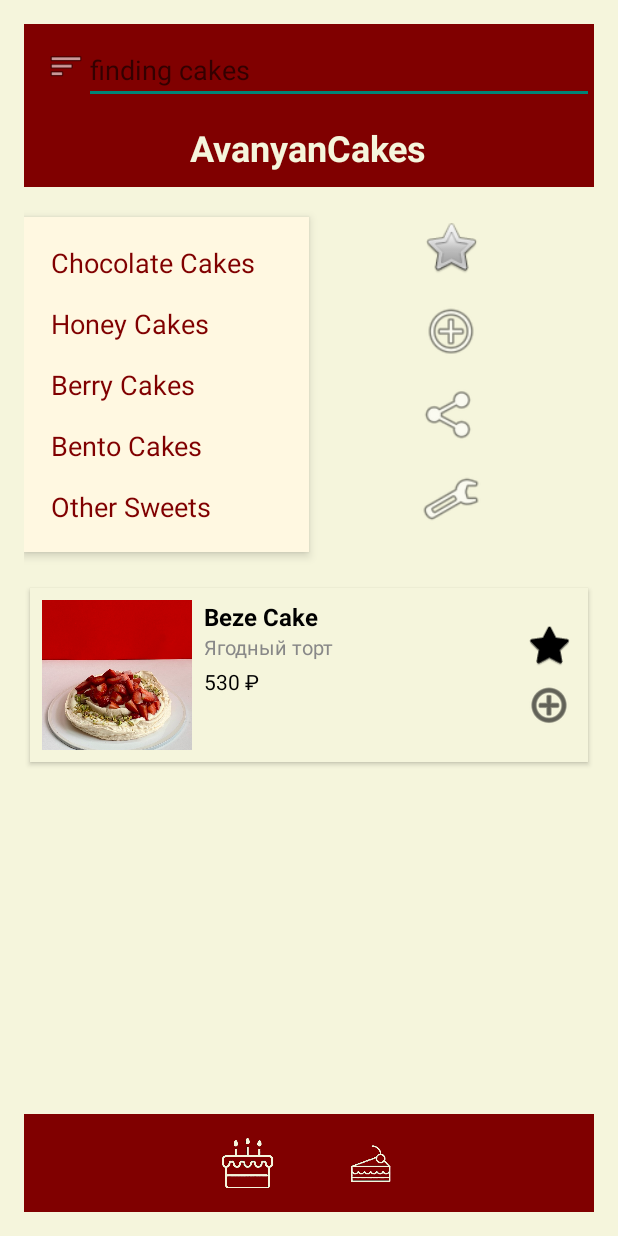
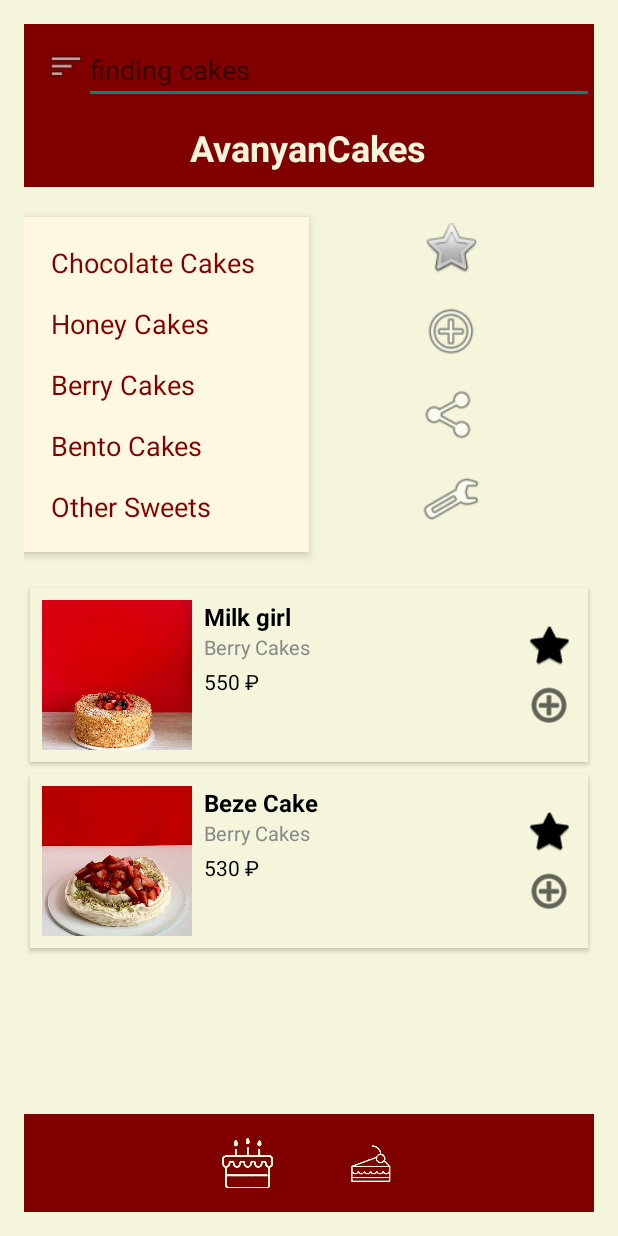
Before and after one commit to Griart135/CakesProject, an Android app: the screen it shows after launch (MainActivity), after a tap on "Berry Cakes", on a phone screen of 412 x 824 dp. Run offline under Robolectric (Android 15) with nearby library versions, the phone set to English and light mode, and no system bars; our stand-ins replace Firebase (no records; nobody signed in at launch, a user with empty details on screens opened directly); 2 other taps on this screen came first.

Commit message:
Tried to add orders history, more cakes, fixed filtering & login step 4

```diff
--- a/app/src/main/AndroidManifest.xml
+++ b/app/src/main/AndroidManifest.xml
@@ -3,7 +3,6 @@
     xmlns:tools="http://schemas.android.com/tools">
 
     <uses-permission android:name="android.permission.INTERNET" />
-
 
     <application
         android:allowBackup="true"
@@ -27,6 +26,8 @@
                 <category android:name="android.intent.category.LAUNCHER" />
             </intent-filter>
         </activity>
+
+
         <activity android:name=".CustomActivity" android:exported="true"></activity>
         <activity android:name=".CakeDetalsActivity"/>
         <activity android:name=".OrderActivity"/>
@@ -36,5 +37,6 @@
         <activity android:name=".ProfileActivity"/>
         <activity android:name=".LoginActivity"/>
         <activity android:name=".SignupActivity"/>
+        <activity android:name=".OrdersHistoryActivity"/>
     </application>
 </manifest>
--- a/app/src/main/java/com/example/afinal/MainActivity.java
+++ b/app/src/main/java/com/example/afinal/MainActivity.java
@@ -134,17 +134,33 @@ public class MainActivity extends AppCompatActivity {
     }
 
     private void setupProductList() {
-        allProducts.add(new Product("Chocolate Cake", R.drawable.choco_straw1, "Шоколадный торт", 500,
+        allProducts.add(new Product("Chocolate Cake", R.drawable.choco_straw1, "Chocolate Cakes", 500,
                 new String[]{"Шоколад", "Какао", "Сливки"}));
-        allProducts.add(new Product("Milk girl", R.drawable.milk_girl, "Клубничный торт", 550,
+        allProducts.add(new Product("Milk girl", R.drawable.milk_girl, "Berry Cakes", 550,
                 new String[]{"Клубника", "Сахар", "Творожный сыр"}));
-        allProducts.add(new Product("Cheesecake", R.drawable.cheesecake, "Банановый торт", 520,
+        allProducts.add(new Product("Cheesecake", R.drawable.cheesecake, "Other Cakes", 520,
                 new String[]{"Банан", "Шоколад", "Крем"}));
-        allProducts.add(new Product("Nostalgy", R.drawable.nostalgy, "Ванильный торт", 480,
+        allProducts.add(new Product("Nostalgy", R.drawable.nostalgy, "Chocolate Cakes", 480,
                 new String[]{"Ваниль", "Мука", "Масло"}));
-        allProducts.add(new Product("Beze Cake", R.drawable.beze, "Ягодный торт", 530,
+        allProducts.add(new Product("Beze Cake", R.drawable.beze, "Berry Cakes", 530,
                 new String[]{"Ягоды", "Мука", "Крем"}));
-        allProducts.add(new Product("Birthday Cake", R.drawable.birthday_cake, "Карамельный торт", 510,
+        allProducts.add(new Product("Birthday Cake", R.drawable.birthday_cake, "Caramel Cakes", 510,
+                new String[]{"Карамель", "Мука", "Крем"}));
+        allProducts.add(new Product("Nostalgy", R.drawable.tart_nut, "Other Sweets", 480,
+                new String[]{"Ваниль", "Мука", "Масло"}));
+        allProducts.add(new Product("Beze Cake", R.drawable.tart_trad, "Other Sweets", 530,
+                new String[]{"Ягоды", "Мука", "Крем"}));
+        allProducts.add(new Product("Birthday Cake", R.drawable.tart_wheart, "Other Sweets", 510,
+                new String[]{"Карамель", "Мука", "Крем"}));
+        allProducts.add(new Product("Birthday Cake", R.drawable.pakhlava, "Other Sweets", 510,
+                new String[]{"Карамель", "Мука", "Крем"}));
+        allProducts.add(new Product("Beze Cake", R.drawable.nut_cookie, "Other Sweets", 530,
+                new String[]{"Ягоды", "Мука", "Крем"}));
+        allProducts.add(new Product("Birthday Cake", R.drawable.cookie, "Other Sweets", 510,
+                new String[]{"Карамель", "Мука", "Крем"}));
+        allProducts.add(new Product("Birthday Cake", R.drawable.cookie_heart, "Other Sweets", 510,
+                new String[]{"Карамель", "Мука", "Крем"}));
+        allProducts.add(new Product("Birthday Cake", R.drawable.eclair_nt, "Other Sweets", 510,
                 new String[]{"Карамель", "Мука", "Крем"}));
     }
 
@@ -179,11 +195,11 @@ public class MainActivity extends AppCompatActivity {
         List<Product> filtered = allProducts.stream()
                 .filter(p -> {
                     switch (category) {
-                        case "Chocolate Cakes": return p.getDescription().contains("Шоколадный");
-                        case "Honey Cakes": return p.getDescription().contains("Медовый");
-                        case "Berry Cakes": return p.getDescription().contains("Ягодный");
-                        case "Bento Cakes": return p.getDescription().contains("Карамельный");
-                        case "Other Sweets": return p.getDescription().contains("Ванильный");
+                        case "Chocolate Cakes": return p.getDescription().contains("Chocolate Cakes");
+                        case "Honey Cakes": return p.getDescription().contains("Honey Cakes");
+                        case "Berry Cakes": return p.getDescription().contains("Berry Cakes");
+                        case "Bento Cakes": return p.getDescription().contains("Bento Cakes");
+                        case "Other Sweets": return p.getDescription().contains("Other Sweets");
                         default: return true;
                     }
                 })
--- a/app/src/main/java/com/example/afinal/OrderActivity.java
+++ b/app/src/main/java/com/example/afinal/OrderActivity.java
@@ -30,6 +30,7 @@ public class OrderActivity extends AppCompatActivity {
     private Button orderSlicesButton, clearSelectionButton, confirmButton;
     private FirebaseAuth auth;
     private EditText addressInput;
+
 
     @SuppressLint("MissingInflatedId")
     @Override
--- a/app/src/main/java/com/example/afinal/ProfileActivity.java
+++ b/app/src/main/java/com/example/afinal/ProfileActivity.java
@@ -19,7 +19,12 @@ public class ProfileActivity extends AppCompatActivity {
         TextView emailView = findViewById(R.id.profile_email);
         Button logoutButton = findViewById(R.id.logout_button);
         Button editProfile = findViewById(R.id.edit_profile_button);
+        Button historyOrders = findViewById(R.id.orders_button);
 
+        historyOrders.setOnClickListener(v -> {
+            startActivity(new Intent(this, OrdersHistoryActivity.class));
+            finish();
+        });
         editProfile.setOnClickListener(v -> {
             startActivity(new Intent(this, SignupActivity.class));
             finish();
--- a/app/src/main/res/layout/activity_order.xml
+++ b/app/src/main/res/layout/activity_order.xml
@@ -180,6 +180,7 @@
         app:layout_constraintStart_toStartOf="parent"
         app:layout_constraintEnd_toEndOf="parent"/>
 
+
     <LinearLayout
         android:id="@+id/buttons_container"
         android:layout_width="0dp"
```
Also changed, not shown: app/src/main/java/com/example/afinal/OrderAdapter.java (added, +61 -0 lines), app/src/main/java/com/example/afinal/OrdersHistoryActivity.java (added, +99 -0 lines), app/src/main/res/layout/activity_orders_history.xml (added, +41 -0 lines), app/src/main/res/layout/item_order.xml (added, +36 -0 lines), 1 other file.
